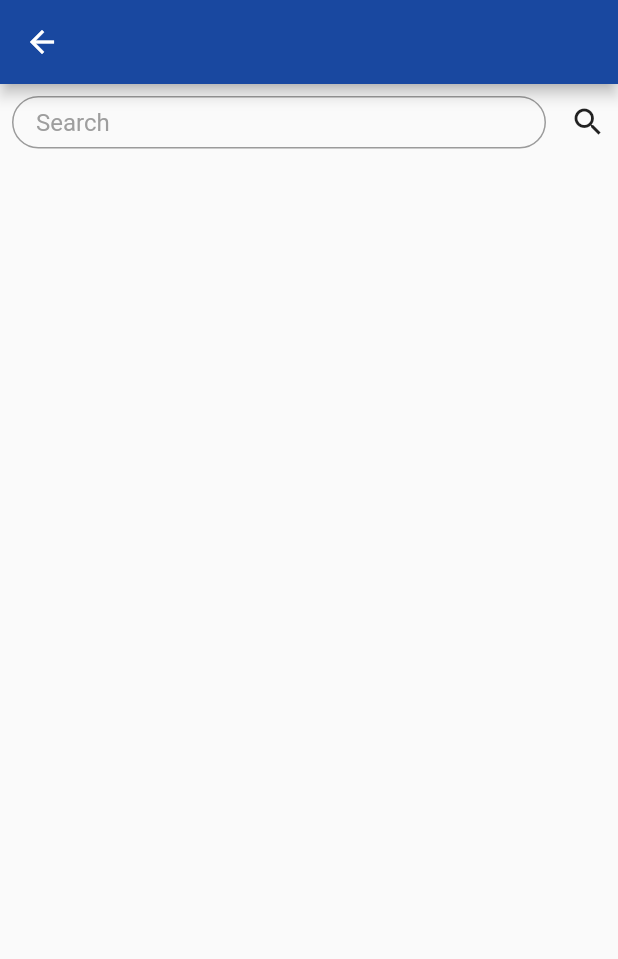
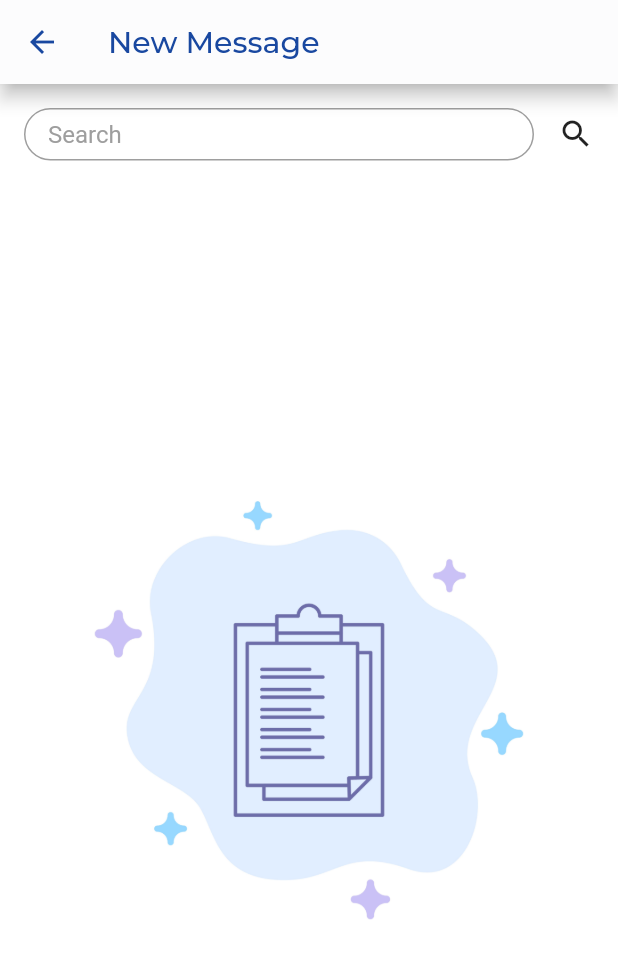
Before and after one commit to PaRaDoX50/droog, a Flutter app: the NewMessageScreen screen opened by its route, on a phone screen of 412 x 824 dp. Shown: the top 959 px of the screen. Run offline on Flutter 3.47's test engine with Material 2 defaults, Android fonts, the light colour scheme and no system bars; our stand-ins replace cached_network_image, cloud_firestore, convex_bottom_bar, firebase_auth, firebase_storage, font_awesome_flutter and 8 more; missing offline and left inert: assorted_layout_widgets, flutter_facebook_login; accounts and stored records are empty.

Commit message:
some changes

```diff
--- a/lib/screens/new_message_screen.dart
+++ b/lib/screens/new_message_screen.dart
@@ -1,12 +1,15 @@
 import 'package:cached_network_image/cached_network_image.dart';
+import 'package:droog/data/constants.dart';
 import 'package:droog/models/user.dart';
 import 'package:droog/screens/chat_screen.dart';
 import 'package:droog/services/database_methods.dart';
 import 'package:droog/widgets/search_textfield.dart';
 import 'package:flutter/material.dart';
+import 'package:google_fonts/google_fonts.dart';
 
 class NewMessageScreen extends StatefulWidget {
   static final String route = "/new_message_screen";
+
   @override
   _NewMessageScreenState createState() => _NewMessageScreenState();
 }
@@ -17,24 +20,59 @@ class _NewMessageScreenState extends State<NewMessageScreen> {
   DatabaseMethods _databaseMethods = DatabaseMethods();
 
   getSearchResults() async {
-    searchResults = await _databaseMethods.searchUserForANewMessage(keyword: searchController.text);
-    setState(() {
-
-    });
+    searchResults = await _databaseMethods.searchUserForANewMessage(
+        keyword: searchController.text);
+    setState(() {});
   }
 
   @override
   Widget build(BuildContext context) {
     return Scaffold(
-      appBar: AppBar(),
-      body: Column(children: <Widget>[
-        SearchTextField(controller: searchController,onTextChanged: getSearchResults,),
-        Expanded(child: ListView.builder(
-            itemCount: searchResults.length,
-            itemBuilder: (_, index) {
-          return NewMessageTile(user: searchResults[index],);
-        }),)
-      ],),
+      backgroundColor: Colors.white,
+      appBar: AppBar(
+          iconTheme: IconThemeData(color: Theme.of(context).primaryColor),
+          elevation: 5,
+          backgroundColor: Color(0xfffcfcfd),
+          title: Text(
+            "New Message",
+            style:
+                GoogleFonts.montserrat(color: Theme.of(context).primaryColor),
+          )),
+      body: Column(
+        children: <Widget>[
+          Padding(
+            padding: const EdgeInsets.all(8.0),
+            child: SearchTextField(
+              controller: searchController,
+              onTextChanged: getSearchResults,
+            ),
+          ),
+          searchResults.isNotEmpty ?
+          Expanded(
+            child: ListView.builder(
+                itemCount: searchResults.length,
+                itemBuilder: (_, index) {
+
+                  if(searchResults[index].userName != Constants.userName) {
+                    return NewMessageTile(
+                      user: searchResults[index],
+                    );
+                  }
+                  else{
+                    return Container();
+                  }
+                })
+          ):
+          Expanded(
+              child: Center(
+                  child: AspectRatio(
+                      aspectRatio: 1,
+                      child: Image.asset(
+                        "assets/images/no_results.png",
+                        width: double.infinity,
+                      )))),
+        ],
+      ),
     );
   }
 }
@@ -48,15 +86,20 @@ class NewMessageTile extends StatelessWidget {
   Widget build(BuildContext context) {
     return GestureDetector(
       onTap: () {
-        Navigator.of(context).pushReplacementNamed(
-            ChatScreen.route, arguments: user);
+        Navigator.of(context)
+            .pushReplacementNamed(ChatScreen.route, arguments: user);
       },
       child: ListTile(
-        leading: CircleAvatar(child: ClipOval(
-          child: CachedNetworkImage(imageUrl: user.profilePictureUrl,),),),
+        leading: CircleAvatar(
+          child: ClipOval(
+            child: CachedNetworkImage(
+              imageUrl: user.profilePictureUrl,
+            ),
+          ),
+        ),
         title: Text(user.userName),
-        subtitle: Text(
-            user.fullName),),
+        subtitle: Text(user.fullName),
+      ),
     );
   }
 }
--- a/lib/widgets/response_tile.dart
+++ b/lib/widgets/response_tile.dart
@@ -61,9 +61,7 @@ class _ResponseTileState extends State<ResponseTile> {
                       child:
                       ListTile(leading: Column(mainAxisAlignment: MainAxisAlignment.center,
                         children: <Widget>[
-                          Icon(Icons.report, color: Theme
-                              .of(context)
-                              .primaryColor,),
+                          Icon(Icons.report, color:Color(0xff4481bc)),
                         ],
                       ),
                         title: Text("Report"),
--- a/pubspec.yaml
+++ b/pubspec.yaml
@@ -32,7 +32,7 @@ dependencies:
   cloud_firestore: ^0.13.6
   intl: ^0.16.1
   firebase_core: ^0.4.5
-  image_picker: ^0.6.3
+  image_picker: ^0.6.7+4
   path: ^1.6.4
   path_provider: ^1.5.1
   firebase_storage: ^3.1.6
```
Also changed, not shown: lib/screens/chat_list.dart (+25 -5 lines), lib/screens/chat_screen.dart (+11 -12 lines), lib/widgets/feed_tile.dart (+2 -6 lines), pubspec.lock, 2 other files.
